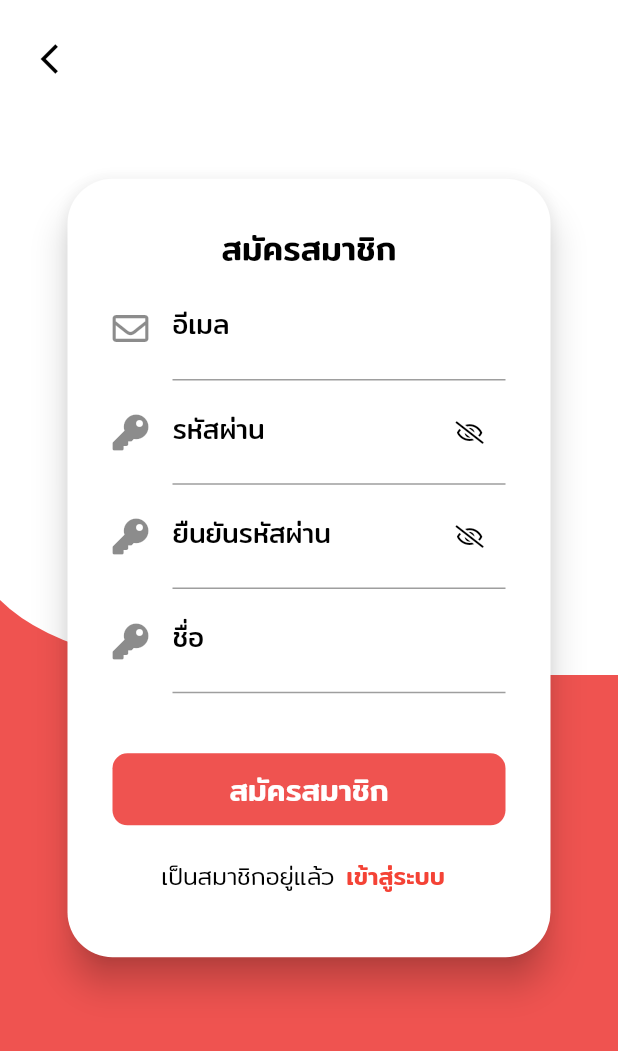
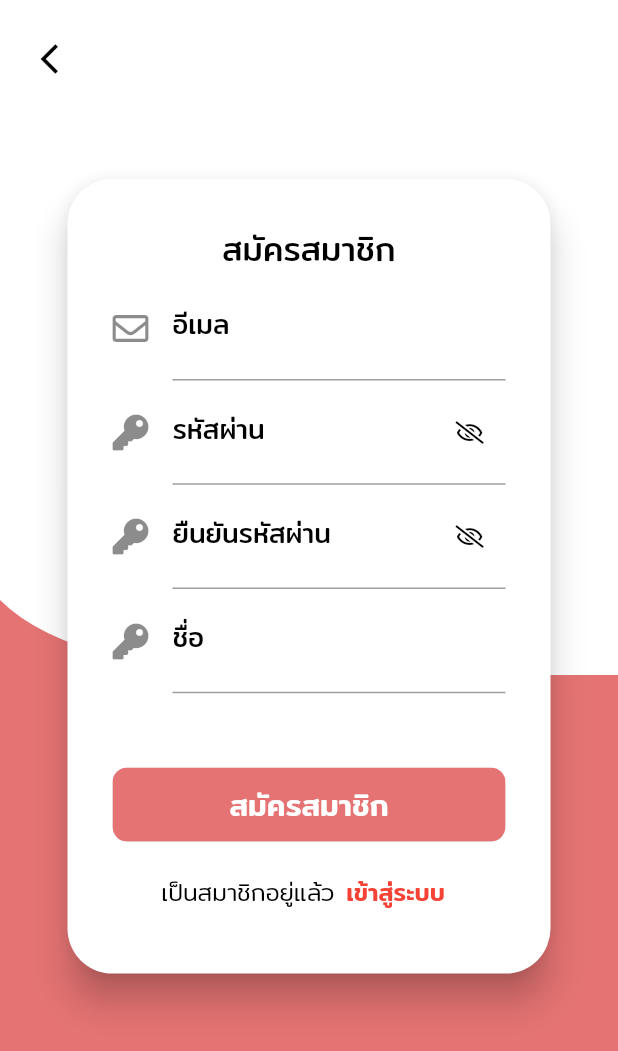
Before and after one commit to armnutthapon/Project_LittlePaw, a Flutter app: the screen it shows after launch, after a tap on "เข้าสู่ระบบ", after a tap on "สมัครสมาชิก", on a phone screen of 412 x 824 dp. Shown: the top 1051 px of the screen. Run offline on Flutter 3.47's test engine with Material 2 defaults, Android fonts, the phone set to English and light mode, and no system bars; our stand-ins replace badges, carousel_slider, firebase_auth, firebase_core, font_awesome_flutter, google_sign_in and 3 more; accounts and stored records are empty; network calls fail.

Commit message:
fix button authPage

```diff
--- a/lib/screen/authentication/google_signin.dart
+++ b/lib/screen/authentication/google_signin.dart
@@ -15,14 +15,20 @@ class GoogleSiginBtn extends StatelessWidget {
 
   @override
   Widget build(BuildContext context) {
+    Size size = MediaQuery.of(context).size;
+
     return Container(
-      margin: EdgeInsets.only(top: 10),
-      child: Column(
-        children: [
-          MaterialButton(
-            height: 40.0,
+      margin: EdgeInsets.only(top: size.height * 0.02),
+      width: size.width * 1,
+      height: size.height * 0.06,
+      child: ClipRRect(
+        borderRadius: BorderRadius.circular(10),
+        child: SizedBox(
+          width: 150,
+          height: 50,
+          child: MaterialButton(
+              color: Colors.blue.shade600,
               onPressed: () {},
-            child: Container(
               child: Row(
                 mainAxisAlignment: MainAxisAlignment.center,
                 children: [
@@ -44,11 +50,6 @@ class GoogleSiginBtn extends StatelessWidget {
                 ],
               )),
         ),
-        ],
-      ),
-      decoration: BoxDecoration(
-        color: Colors.blueAccent.shade200,
-        borderRadius: BorderRadius.circular(10.0),
       ),
     );
   }
--- a/lib/screen/authentication/login.dart
+++ b/lib/screen/authentication/login.dart
@@ -96,7 +96,7 @@ class _LoginState extends State<Login> {
     final loginProvider = Provider.of<AuthServices>(context);
     Size size = MediaQuery.of(context).size;
     return Scaffold(
-      backgroundColor: Colors.deepPurple.shade200,
+      backgroundColor: Colors.red.shade300,
       body: Stack(
         children: [
           BackgroundPage(),
@@ -137,8 +137,8 @@ class _LoginState extends State<Login> {
                                     Text("เข้าสู่ระบบ",
                                         style: TextStyle(
                                             fontSize: 22,
-                                            color: Colors.black,
-                                            fontWeight: FontWeight.w500,
+                                            color: Colors.red.shade300,
+                                            fontWeight: FontWeight.w400,
                                             fontFamily: 'Mitr')),
                                   ],
                                 ),
@@ -225,14 +225,20 @@ class _LoginState extends State<Login> {
                                   ),
                                 ),
                                 Container(
-                                  margin: EdgeInsets.only(top: 10),
-                                  child: Column(
-                                    children: [
-                                      MaterialButton(
-                                        height: 40.0,
+                                  margin:
+                                      EdgeInsets.only(top: size.height * 0.05),
+                                  width: size.width * 1,
+                                  height: size.height * 0.06,
+                                  child: ClipRRect(
+                                    borderRadius: BorderRadius.circular(10),
+                                    child: SizedBox(
+                                      width: 150,
+                                      height: 50,
+                                      child: MaterialButton(
                                         minWidth: loginProvider.isLoading
                                             ? null
                                             : double.infinity,
+                                        color: Colors.red.shade300,
                                         onPressed: () async {
                                           if (_formkey.currentState.validate())
                                             print(
@@ -245,29 +251,17 @@ class _LoginState extends State<Login> {
                                               _passwordController.text.trim());
                                         },
                                         child: Center(
-                                          child: loginProvider.isLoading
-                                              ? CircularProgressIndicator(
-                                                  valueColor:
-                                                      new AlwaysStoppedAnimation<
-                                                              Color>(
-                                                          Colors.red.shade300),
-                                                )
-                                              : Text(
+                                          child: Text(
                                             'เข้าสู่ระบบ',
                                             style: TextStyle(
                                                 fontSize: 20,
                                                 color: Colors.white,
-                                                      fontWeight:
-                                                          FontWeight.w500,
+                                                fontWeight: FontWeight.w500,
                                                 fontFamily: 'Mitr'),
                                           ),
                                         ),
                                       ),
-                                    ],
                                     ),
-                                  decoration: BoxDecoration(
-                                    color: Colors.red.shade400,
-                                    borderRadius: BorderRadius.circular(10.0),
                                   ),
                                 ),
                                 GoogleSiginBtn(),
--- a/lib/screen/authentication/register.dart
+++ b/lib/screen/authentication/register.dart
@@ -55,7 +55,7 @@ class _RegisterState extends State<Register> {
     final loginProvider = Provider.of<AuthServices>(context);
     final Size size = MediaQuery.of(context).size;
     return Scaffold(
-        backgroundColor: Colors.red.shade400,
+        backgroundColor: Colors.red.shade300,
         body: Stack(
           children: [
             BackgroundPage(),
@@ -98,7 +98,7 @@ class _RegisterState extends State<Register> {
                                             style: TextStyle(
                                                 fontSize: 22,
                                                 color: Colors.black,
-                                                fontWeight: FontWeight.w500,
+                                                fontWeight: FontWeight.w400,
                                                 fontFamily: 'Mitr')),
                                       ],
                                     ),
@@ -231,15 +231,20 @@ class _RegisterState extends State<Register> {
                                       ),
                                     ]),
                                     Container(
-                                      margin: EdgeInsets.only(top: 40),
-                                      child: Column(
-                                        children: [
-                                          MaterialButton(
-                                            height: 40.0,
-                                            minWidth:
-                                                loginProvider.isLoadingRegist
+                                      margin: EdgeInsets.only(
+                                          top: size.height * 0.06),
+                                      width: size.width * 1,
+                                      height: size.height * 0.06,
+                                      child: ClipRRect(
+                                        borderRadius: BorderRadius.circular(10),
+                                        child: SizedBox(
+                                          width: 150,
+                                          height: 50,
+                                          child: MaterialButton(
+                                            minWidth: loginProvider.isLoading
                                                 ? null
                                                 : double.infinity,
+                                            color: Colors.red.shade300,
                                             onPressed: () async {
                                               if (_formkey.currentState
                                                   .validate())
@@ -259,32 +264,17 @@ class _RegisterState extends State<Register> {
                                               print("ชื่อ : ${_name.text}");
                                             },
                                             child: Center(
-                                              child: loginProvider
-                                                      .isLoadingRegist
-                                                  ? CircularProgressIndicator(
-                                                      valueColor:
-                                                          new AlwaysStoppedAnimation<
-                                                                  Color>(
-                                                              Colors.red
-                                                                  .shade300),
-                                                    )
-                                                  : Text(
+                                              child: Text(
                                                 'สมัครสมาชิก',
                                                 style: TextStyle(
                                                     fontSize: 20,
                                                     color: Colors.white,
-                                                          fontWeight:
-                                                              FontWeight.w500,
+                                                    fontWeight: FontWeight.w500,
                                                     fontFamily: 'Mitr'),
                                               ),
                                             ),
                                           ),
-                                        ],
                                         ),
-                                      decoration: BoxDecoration(
-                                        color: Colors.red.shade400,
-                                        borderRadius:
-                                            BorderRadius.circular(10.0),
                                       ),
                                     ),
                                     Container(
--- a/lib/screen/authentication/reset_password.dart
+++ b/lib/screen/authentication/reset_password.dart
@@ -42,7 +42,7 @@ class _MyResetPasswordPageState extends State<MyResetPasswordPage> {
 
     return Scaffold(
         key: scaffoldKey,
-        backgroundColor: Colors.red.shade400,
+        backgroundColor: Colors.red.shade300,
         body: Stack(
           children: [
             BackgroundPage(),
@@ -153,7 +153,7 @@ class _MyResetPasswordPageState extends State<MyResetPasswordPage> {
                                         ],
                                       ),
                                       decoration: BoxDecoration(
-                                        color: Colors.red.shade400,
+                                        color: Colors.red.shade300,
                                         borderRadius:
                                             BorderRadius.circular(10.0),
                                       ),
--- a/lib/screen/setting.dart
+++ b/lib/screen/setting.dart
@@ -158,10 +158,8 @@ class _SettingState extends State<Setting> {
                                       fontWeight: FontWeight.w400,
                                       fontFamily: 'Mitr'),
                                 ),
-                                onPressed: () {
-                                  onPressed:
-                                  () async => await loginProvider.logout();
-                                },
+                                onPressed: () async =>
+                                    await loginProvider.logout(),
                               ),
                               IconButton(
                                   onPressed: () async =>
```
Lines whose indentation alone changed are shown as unchanged.
